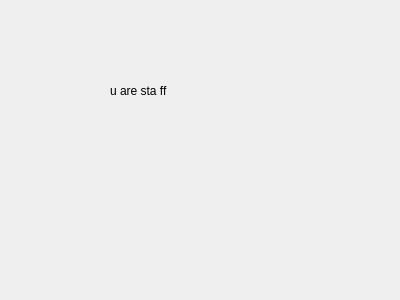
Qt form guitest/postloginstaff.ui (cameronhawtin/Animal-Farm-cuACS) before a commit.
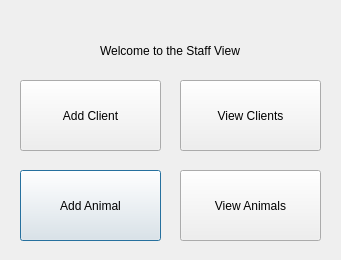
The same form after that commit.

```diff
--- a/guitest/postloginstaff.ui
+++ b/guitest/postloginstaff.ui
@@ -6,8 +6,8 @@
    <rect>
     <x>0</x>
     <y>0</y>
-    <width>400</width>
-    <height>300</height>
+    <width>341</width>
+    <height>260</height>
    </rect>
   </property>
   <property name="windowTitle">
@@ -16,14 +16,66 @@
   <widget class="QLabel" name="label">
    <property name="geometry">
     <rect>
-     <x>110</x>
-     <y>60</y>
+     <x>100</x>
+     <y>20</y>
      <width>181</width>
      <height>61</height>
     </rect>
    </property>
    <property name="text">
-    <string>u are sta ff</string>
+    <string>Welcome to the Staff View</string>
+   </property>
+  </widget>
+  <widget class="QPushButton" name="AddAnimalButton">
+   <property name="geometry">
+    <rect>
+     <x>20</x>
+     <y>170</y>
+     <width>141</width>
+     <height>71</height>
+    </rect>
+   </property>
+   <property name="text">
+    <string>Add Animal</string>
+   </property>
+  </widget>
+  <widget class="QPushButton" name="ViewAnimalsButton">
+   <property name="geometry">
+    <rect>
+     <x>180</x>
+     <y>170</y>
+     <width>141</width>
+     <height>71</height>
+    </rect>
+   </property>
+   <property name="text">
+    <string>View Animals</string>
+   </property>
+  </widget>
+  <widget class="QPushButton" name="AddClientButton">
+   <property name="geometry">
+    <rect>
+     <x>20</x>
+     <y>80</y>
+     <width>141</width>
+     <height>71</height>
+    </rect>
+   </property>
+   <property name="text">
+    <string>Add Client</string>
+   </property>
+  </widget>
+  <widget class="QPushButton" name="ViewClientsButton">
+   <property name="geometry">
+    <rect>
+     <x>180</x>
+     <y>80</y>
+     <width>141</width>
+     <height>71</height>
+    </rect>
+   </property>
+   <property name="text">
+    <string>View Clients</string>
    </property>
   </widget>
  </widget>
```
Left out of the diff: 2 changed lines with no effect on the pictures.
